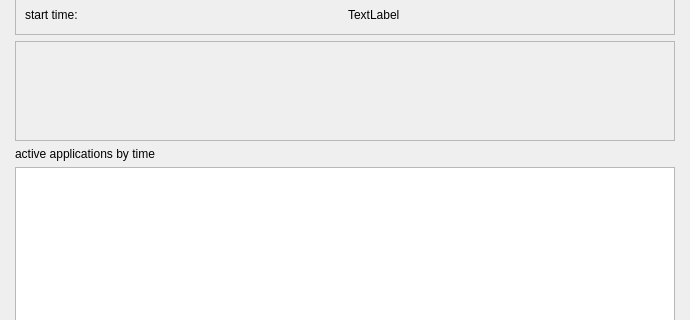
Above: track.ui from frans-fuerst/track before the change; both pictures show x 0 to 690 and y 130 to 450 of the 690 by 545 pixel window. Below: the same form after it.
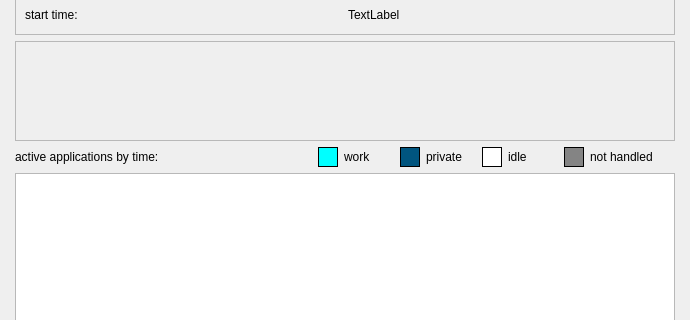
That is the form after the change. Custom widgets are drawn as their Qt base class.

Commit message: still prototype - handle categories, add simple legend, make 'Firefox' private (experimental)

```diff
--- a/track.ui
+++ b/track.ui
@@ -140,11 +140,447 @@
        </widget>
       </item>
       <item>
-       <widget class="QLabel" name="label_5">
-        <property name="text">
-         <string>active applications by time</string>
-        </property>
-       </widget>
+       <layout class="QHBoxLayout" name="horizontalLayout">
+        <item>
+         <widget class="QLabel" name="label_5">
+          <property name="text">
+           <string>active applications by time:</string>
+          </property>
+         </widget>
+        </item>
+        <item>
+         <widget class="QLabel" name="lbl_color_work">
+          <property name="minimumSize">
+           <size>
+            <width>20</width>
+            <height>20</height>
+           </size>
+          </property>
+          <property name="maximumSize">
+           <size>
+            <width>20</width>
+            <height>20</height>
+           </size>
+          </property>
+          <property name="palette">
+           <palette>
+            <active>
+             <colorrole role="Base">
+              <brush brushstyle="SolidPattern">
+               <color alpha="255">
+                <red>255</red>
+                <green>255</green>
+                <blue>255</blue>
+               </color>
+              </brush>
+             </colorrole>
+             <colorrole role="Window">
+              <brush brushstyle="SolidPattern">
+               <color alpha="255">
+                <red>0</red>
+                <green>255</green>
+                <blue>255</blue>
+               </color>
+              </brush>
+             </colorrole>
+            </active>
+            <inactive>
+             <colorrole role="Base">
+              <brush brushstyle="SolidPattern">
+               <color alpha="255">
+                <red>255</red>
+                <green>255</green>
+                <blue>255</blue>
+               </color>
+              </brush>
+             </colorrole>
+             <colorrole role="Window">
+              <brush brushstyle="SolidPattern">
+               <color alpha="255">
+                <red>0</red>
+                <green>255</green>
+                <blue>255</blue>
+               </color>
+              </brush>
+             </colorrole>
+            </inactive>
+            <disabled>
+             <colorrole role="Base">
+              <brush brushstyle="SolidPattern">
+               <color alpha="255">
+                <red>0</red>
+                <green>255</green>
+                <blue>255</blue>
+               </color>
+              </brush>
+             </colorrole>
+             <colorrole role="Window">
+              <brush brushstyle="SolidPattern">
+               <color alpha="255">
+                <red>0</red>
+                <green>255</green>
+                <blue>255</blue>
+               </color>
+              </brush>
+             </colorrole>
+            </disabled>
+           </palette>
+          </property>
+          <property name="autoFillBackground">
+           <bool>true</bool>
+          </property>
+          <property name="frameShape">
+           <enum>QFrame::Box</enum>
+          </property>
+          <property name="text">
+           <string/>
+          </property>
+         </widget>
+        </item>
+        <item>
+         <widget class="QLabel" name="label_13">
+          <property name="sizePolicy">
+           <sizepolicy hsizetype="Maximum" vsizetype="Preferred">
+            <horstretch>0</horstretch>
+            <verstretch>0</verstretch>
+           </sizepolicy>
+          </property>
+          <property name="minimumSize">
+           <size>
+            <width>50</width>
+            <height>0</height>
+           </size>
+          </property>
+          <property name="text">
+           <string>work</string>
+          </property>
+         </widget>
+        </item>
+        <item>
+         <widget class="QLabel" name="label_6">
+          <property name="minimumSize">
+           <size>
+            <width>20</width>
+            <height>20</height>
+           </size>
+          </property>
+          <property name="maximumSize">
+           <size>
+            <width>20</width>
+            <height>20</height>
+           </size>
+          </property>
+          <property name="palette">
+           <palette>
+            <active>
+             <colorrole role="Base">
+              <brush brushstyle="SolidPattern">
+               <color alpha="255">
+                <red>255</red>
+                <green>255</green>
+                <blue>255</blue>
+               </color>
+              </brush>
+             </colorrole>
+             <colorrole role="Window">
+              <brush brushstyle="SolidPattern">
+               <color alpha="255">
+                <red>0</red>
+                <green>85</green>
+                <blue>127</blue>
+               </color>
+              </brush>
+             </colorrole>
+            </active>
+            <inactive>
+             <colorrole role="Base">
+              <brush brushstyle="SolidPattern">
+               <color alpha="255">
+                <red>255</red>
+                <green>255</green>
+                <blue>255</blue>
+               </color>
+              </brush>
+             </colorrole>
+             <colorrole role="Window">
+              <brush brushstyle="SolidPattern">
+               <color alpha="255">
+                <red>0</red>
+                <green>85</green>
+                <blue>127</blue>
+               </color>
+              </brush>
+             </colorrole>
+            </inactive>
+            <disabled>
+             <colorrole role="Base">
+              <brush brushstyle="SolidPattern">
+               <color alpha="255">
+                <red>0</red>
+                <green>85</green>
+                <blue>127</blue>
+               </color>
+              </brush>
+             </colorrole>
+             <colorrole role="Window">
+              <brush brushstyle="SolidPattern">
+               <color alpha="255">
+                <red>0</red>
+                <green>85</green>
+                <blue>127</blue>
+               </color>
+              </brush>
+             </colorrole>
+            </disabled>
+           </palette>
+          </property>
+          <property name="autoFillBackground">
+           <bool>true</bool>
+          </property>
+          <property name="frameShape">
+           <enum>QFrame::Box</enum>
+          </property>
+          <property name="text">
+           <string/>
+          </property>
+         </widget>
+        </item>
+        <item>
+         <widget class="QLabel" name="lbl_color_private">
+          <property name="sizePolicy">
+           <sizepolicy hsizetype="Maximum" vsizetype="Preferred">
+            <horstretch>0</horstretch>
+            <verstretch>0</verstretch>
+           </sizepolicy>
+          </property>
+          <property name="minimumSize">
+           <size>
+            <width>50</width>
+            <height>0</height>
+           </size>
+          </property>
+          <property name="text">
+           <string>private</string>
+          </property>
+         </widget>
+        </item>
+        <item>
+         <widget class="QLabel" name="label_11">
+          <property name="minimumSize">
+           <size>
+            <width>20</width>
+            <height>20</height>
+           </size>
+          </property>
+          <property name="maximumSize">
+           <size>
+            <width>20</width>
+            <height>20</height>
+           </size>
+          </property>
+          <property name="palette">
+           <palette>
+            <active>
+             <colorrole role="Base">
+              <brush brushstyle="SolidPattern">
+               <color alpha="255">
+                <red>255</red>
+                <green>255</green>
+                <blue>255</blue>
+               </color>
+              </brush>
+             </colorrole>
+             <colorrole role="Window">
+              <brush brushstyle="SolidPattern">
+               <color alpha="255">
+                <red>255</red>
+                <green>255</green>
+                <blue>255</blue>
+               </color>
+              </brush>
+             </colorrole>
+            </active>
+            <inactive>
+             <colorrole role="Base">
+              <brush brushstyle="SolidPattern">
+               <color alpha="255">
+                <red>255</red>
+                <green>255</green>
+                <blue>255</blue>
+               </color>
+              </brush>
+             </colorrole>
+             <colorrole role="Window">
+              <brush brushstyle="SolidPattern">
+               <color alpha="255">
+                <red>255</red>
+                <green>255</green>
+                <blue>255</blue>
+               </color>
+              </brush>
+             </colorrole>
+            </inactive>
+            <disabled>
+             <colorrole role="Base">
+              <brush brushstyle="SolidPattern">
+               <color alpha="255">
+                <red>255</red>
+                <green>255</green>
+                <blue>255</blue>
+               </color>
+              </brush>
+             </colorrole>
+             <colorrole role="Window">
+              <brush brushstyle="SolidPattern">
+               <color alpha="255">
+                <red>255</red>
+                <green>255</green>
+                <blue>255</blue>
+               </color>
+              </brush>
+             </colorrole>
+            </disabled>
+           </palette>
+          </property>
+          <property name="autoFillBackground">
+           <bool>true</bool>
+          </property>
+          <property name="frameShape">
+           <enum>QFrame::Box</enum>
+          </property>
+          <property name="text">
+           <string/>
+          </property>
+         </widget>
+        </item>
+        <item>
+         <widget class="QLabel" name="lbl_color_idle">
+          <property name="sizePolicy">
+           <sizepolicy hsizetype="Maximum" vsizetype="Preferred">
+            <horstretch>0</horstretch>
+            <verstretch>0</verstretch>
+           </sizepolicy>
+          </property>
+          <property name="minimumSize">
+           <size>
+            <width>50</width>
+            <height>0</height>
+           </size>
+          </property>
+          <property name="text">
+           <string>idle</string>
+          </property>
+         </widget>
+        </item>
+        <item>
+         <widget class="QLabel" name="label_9">
+          <property name="minimumSize">
+           <size>
+            <width>20</width>
+            <height>20</height>
+           </size>
+          </property>
+          <property name="maximumSize">
+           <size>
+            <width>20</width>
+            <height>20</height>
+           </size>
+          </property>
+          <property name="palette">
+           <palette>
+            <active>
+             <colorrole role="Base">
+              <brush brushstyle="SolidPattern">
+               <color alpha="255">
+                <red>255</red>
+                <green>255</green>
+                <blue>255</blue>
+               </color>
+              </brush>
+             </colorrole>
+             <colorrole role="Window">
+              <brush brushstyle="SolidPattern">
+               <color alpha="255">
+                <red>132</red>
+                <green>132</green>
+                <blue>132</blue>
+               </color>
+              </brush>
+             </colorrole>
+            </active>
+            <inactive>
+             <colorrole role="Base">
+              <brush brushstyle="SolidPattern">
+               <color alpha="255">
+                <red>255</red>
+                <green>255</green>
+                <blue>255</blue>
+               </color>
+              </brush>
+             </colorrole>
+             <colorrole role="Window">
+              <brush brushstyle="SolidPattern">
+               <color alpha="255">
+                <red>132</red>
+                <green>132</green>
+                <blue>132</blue>
+               </color>
+              </brush>
+             </colorrole>
+            </inactive>
+            <disabled>
+             <colorrole role="Base">
+              <brush brushstyle="SolidPattern">
+               <color alpha="255">
+                <red>132</red>
+                <green>132</green>
+                <blue>132</blue>
+               </color>
+              </brush>
+             </colorrole>
+             <colorrole role="Window">
+              <brush brushstyle="SolidPattern">
+               <color alpha="255">
+                <red>132</red>
+                <green>132</green>
+                <blue>132</blue>
+               </color>
+              </brush>
+             </colorrole>
+            </disabled>
+           </palette>
+          </property>
+          <property name="autoFillBackground">
+           <bool>true</bool>
+          </property>
+          <property name="frameShape">
+           <enum>QFrame::Box</enum>
+          </property>
+          <property name="text">
+           <string/>
+          </property>
+         </widget>
+        </item>
+        <item>
+         <widget class="QLabel" name="lbl_color_na">
+          <property name="sizePolicy">
+           <sizepolicy hsizetype="Maximum" vsizetype="Preferred">
+            <horstretch>0</horstretch>
+            <verstretch>0</verstretch>
+           </sizepolicy>
+          </property>
+          <property name="minimumSize">
+           <size>
+            <width>85</width>
+            <height>0</height>
+           </size>
+          </property>
+          <property name="text">
+           <string>not handled</string>
+          </property>
+         </widget>
+        </item>
+       </layout>
       </item>
       <item>
        <widget class="QTableView" name="tbl_active_applications">
```
The commit also changes 3 other files.
